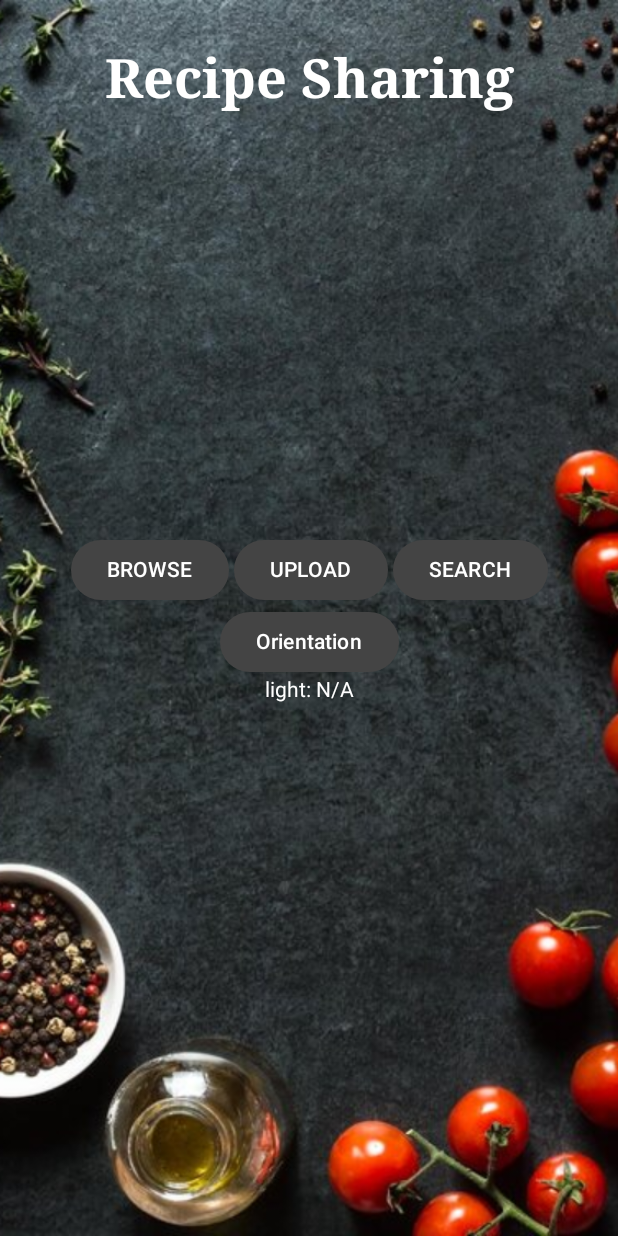
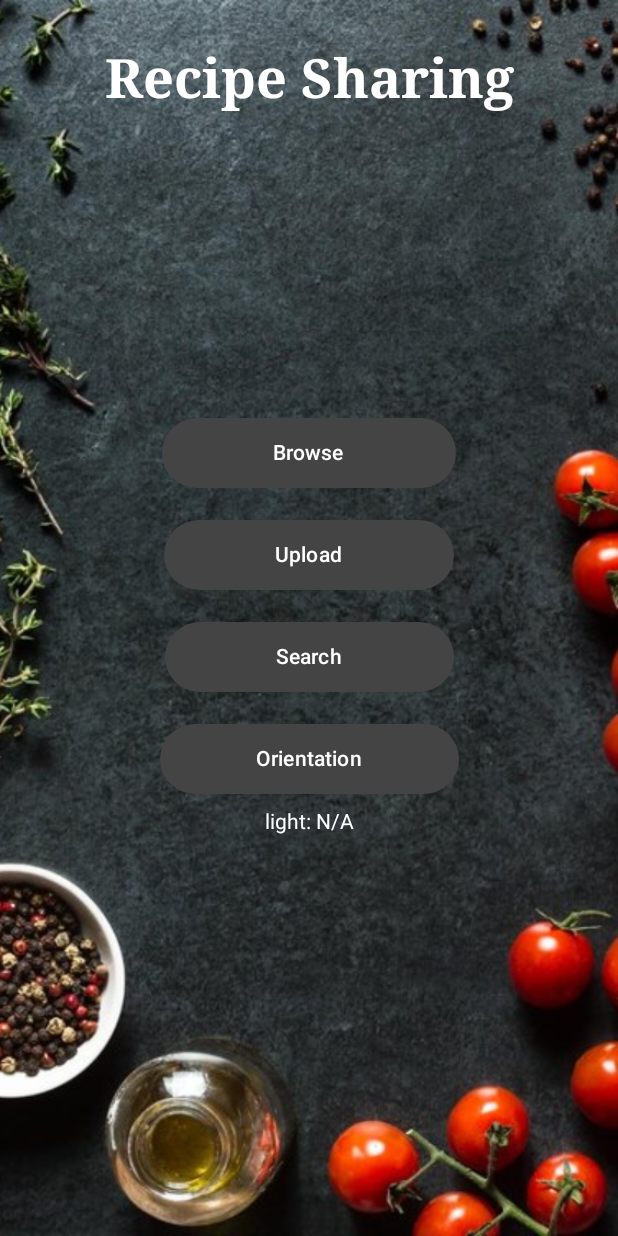
Before and after one commit to aurelialuszcz/MDApp, an Android app built with Jetpack Compose: the screen it shows after launch (MainActivity), on a phone screen of 412 x 824 dp. Run offline under Robolectric (Android 15) with nearby library versions, the phone set to English and light mode, and no system bars.

Commit message:
recipe text update + main buttons change

```diff
--- a/app/src/main/java/com/example/assignmentmain/BurgerRecipe.kt
+++ b/app/src/main/java/com/example/assignmentmain/BurgerRecipe.kt
@@ -161,7 +161,7 @@ fun Parallax() {
             }.background(color = Color.DarkGray),
             contentAlignment = Alignment.Center
         ) {
-            Text(text = "Beef burger")
+            Text(text = "Beef burger", color = Color.White)
         }
         }
     }
--- a/app/src/main/java/com/example/assignmentmain/MainActivity.kt
+++ b/app/src/main/java/com/example/assignmentmain/MainActivity.kt
@@ -75,34 +75,34 @@ class MainActivity : ComponentActivity() {
                     verticalArrangement = Arrangement.Center,
                     horizontalAlignment = Alignment.CenterHorizontally)
                 {
-                    Row {
+
                         // First activity button
                         Button(onClick = { startActivity(createIntentRecipesWindow()) }
                         ,colors = ButtonDefaults.buttonColors(
                             containerColor = Color.DarkGray,
                             contentColor = Color.White
-                        )) {
-                            Text("BROWSE")
+                        ),
+                            modifier = Modifier.padding(10.dp)) {
+                            Text("Browse", modifier = Modifier.padding(vertical = 5.dp, horizontal = 50.dp))
                         }
-                        Text(" ")
                         // Second activity button
                         Button(onClick = { startActivity(createIntentUploadWindow()) }
                             ,colors = ButtonDefaults.buttonColors(
                             containerColor = Color.DarkGray,
                             contentColor = Color.White
-                        )) {
-                            Text("UPLOAD")
+                        ),
+                            modifier = Modifier.padding(10.dp)) {
+                            Text("Upload", modifier = Modifier.padding(vertical = 5.dp, horizontal = 50.dp))
                         }
-                        Text(" ")
                         // Third activity button
                         Button(onClick = { startActivity(createIntentAccessYtWindow()) }
                             ,colors = ButtonDefaults.buttonColors(
                             containerColor = Color.DarkGray,
                             contentColor = Color.White
-                        )) {
-                            Text("SEARCH")
+                        ),
+                            modifier = Modifier.padding(10.dp)) {
+                            Text("Search", modifier = Modifier.padding(vertical = 5.dp, horizontal = 50.dp))
                         }
-                    }
                     Orientation()
                     Text(light.value, color = Color.White)
                     registerSensorListeners()
@@ -145,8 +145,9 @@ class MainActivity : ComponentActivity() {
         } ,colors = ButtonDefaults.buttonColors(
             containerColor = Color.DarkGray,
             contentColor = Color.White
-        )) {
-            Text("Orientation")
+        ),
+            modifier = Modifier.padding(10.dp)) {
+            Text("Orientation", modifier = Modifier.padding(vertical = 5.dp, horizontal = 40.dp))
         }
 
     }
```
Also changed, not shown: app/src/main/java/com/example/assignmentmain/HummusRecipe.kt (+4 -4 lines), app/src/main/java/com/example/assignmentmain/PastaRecipe.kt (+10 -10 lines), app/src/main/java/com/example/assignmentmain/PizzaRecipe.kt (+8 -8 lines).
